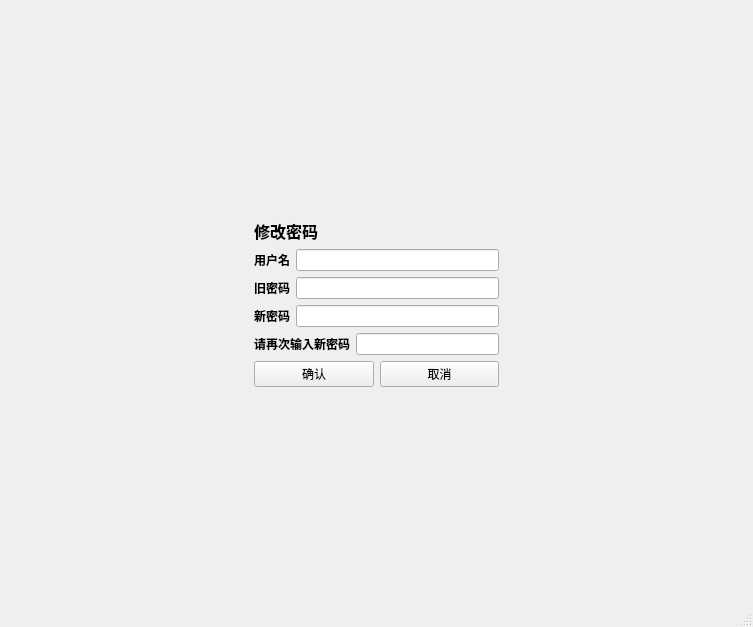
First picture: the form in changepassword.ui, repository breadog/Course_selection_system, before the edit.
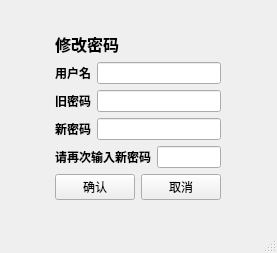
Second picture: the form after the edit.

```diff
--- a/changepassword.ui
+++ b/changepassword.ui
@@ -6,8 +6,8 @@
    <rect>
     <x>0</x>
     <y>0</y>
-    <width>753</width>
-    <height>627</height>
+    <width>277</width>
+    <height>253</height>
    </rect>
   </property>
   <property name="windowTitle">
```
Left out of the diff: 2 changed lines with no effect on the pictures.
